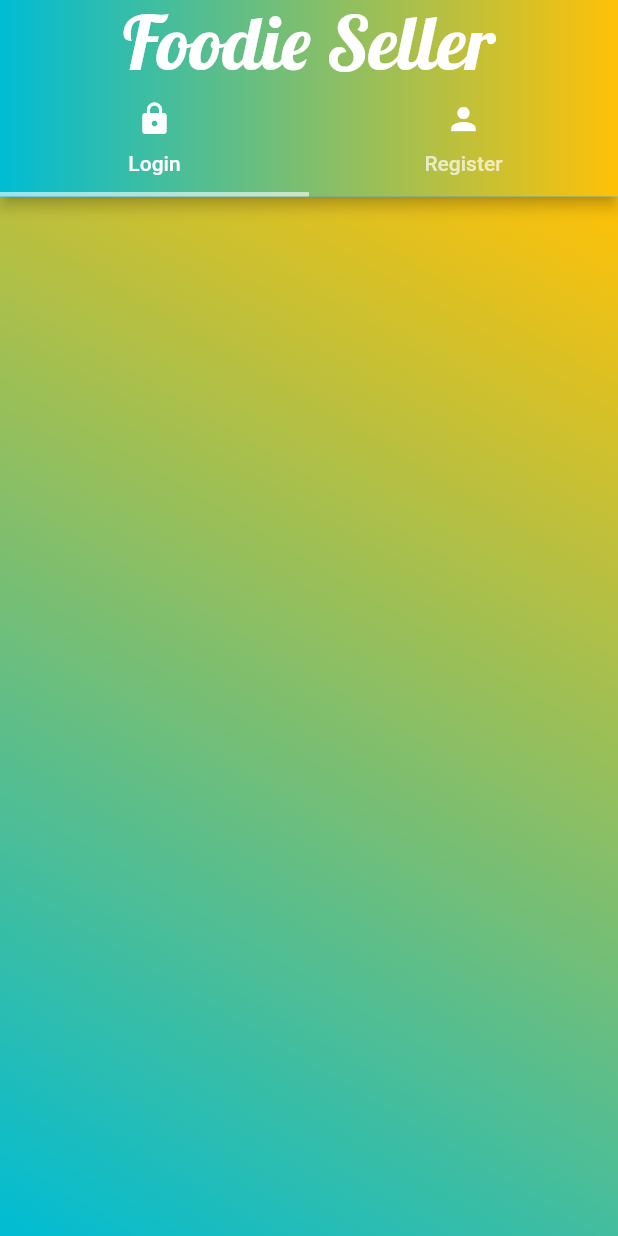
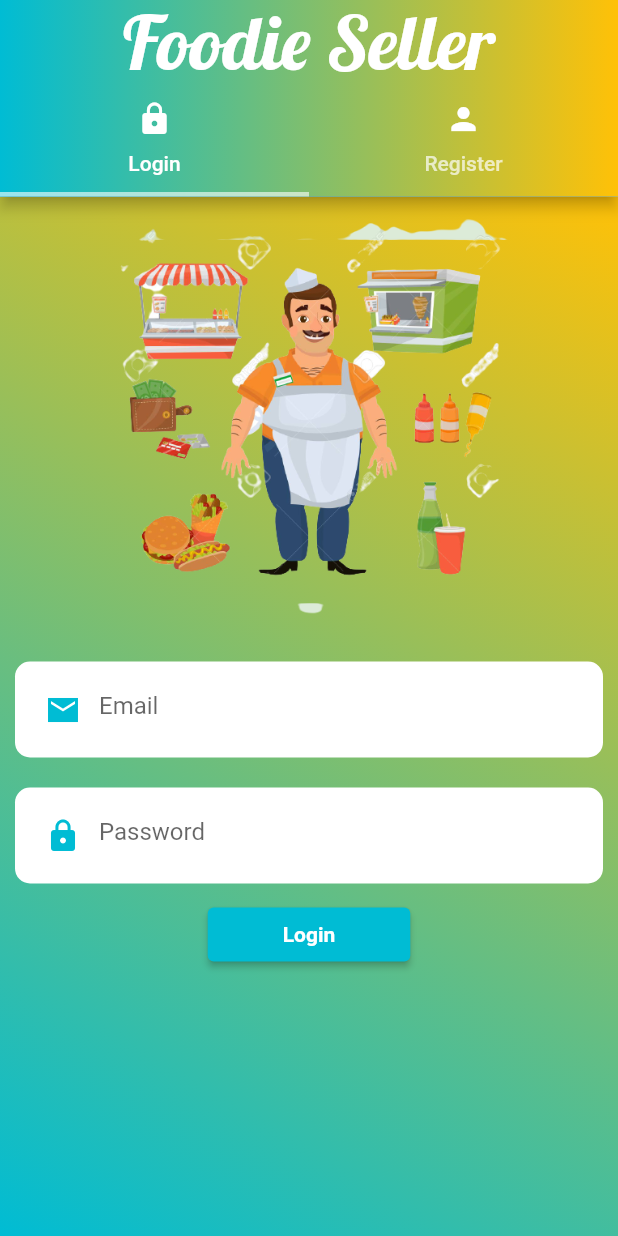
Before and after one commit to Ishan-Karpe/foodie_seller, a Flutter app: the screen it shows after launch, on a phone screen of 412 x 824 dp. Run offline on Flutter 3.47's test engine with Material 2 defaults, Android fonts, the phone set to English and light mode, and no system bars; our stand-ins replace image_picker.

```diff
--- a/lib/authentication/login.dart
+++ b/lib/authentication/login.dart
@@ -1,4 +1,5 @@
 import 'package:flutter/material.dart';
+import 'package:foodie_seller/widgets/custom_text_field.dart';
 
 class LoginScreen extends StatefulWidget {
   const LoginScreen({Key? key}) : super(key: key);
@@ -8,8 +9,63 @@ class LoginScreen extends StatefulWidget {
 }
 
 class _LoginScreenState extends State<LoginScreen> {
+
+  final GlobalKey<FormState> _formKey = GlobalKey<FormState>();
+  TextEditingController emailController = TextEditingController();
+  TextEditingController passwordController = TextEditingController();
+
   @override
   Widget build(BuildContext context) {
-    return Container();
+    return SingleChildScrollView(
+      child: Column(
+        mainAxisSize: MainAxisSize.max,
+        children: [
+          Container(
+            alignment: Alignment.bottomCenter,
+            child: Padding(
+              padding: const EdgeInsets.all(15),
+              child: Image.asset(
+                  "images/seller.png",
+                  height: 270,
+              ),
+            ),
+          ),
+          Form(
+            key: _formKey,
+            child: Column(
+              children: [
+                CustomTextField(
+                  data: Icons.email_sharp,
+                  controller: emailController,
+                  hintText: "Email",
+                  isObsecure: false,
+                ),
+                CustomTextField(
+                  data: Icons.lock,
+                  controller: passwordController,
+                  hintText: "Password",
+                  isObsecure: true,
+                ),
+              ],
+            ),
+          ),
+          ElevatedButton(
+            style: ElevatedButton.styleFrom(
+              primary: Colors.cyan,
+              padding: const EdgeInsets.symmetric(horizontal: 50, vertical: 10),
+            ),
+            onPressed: () => print("CLICKED"),
+            child: const Text("Login",
+                style: TextStyle(
+                  color: Colors.white,
+                  fontWeight: FontWeight.bold,
+                )),
+          ),
+          const SizedBox(
+            height: 30,
+          ),
+        ],
+      ),
+    );
   }
 }
```
